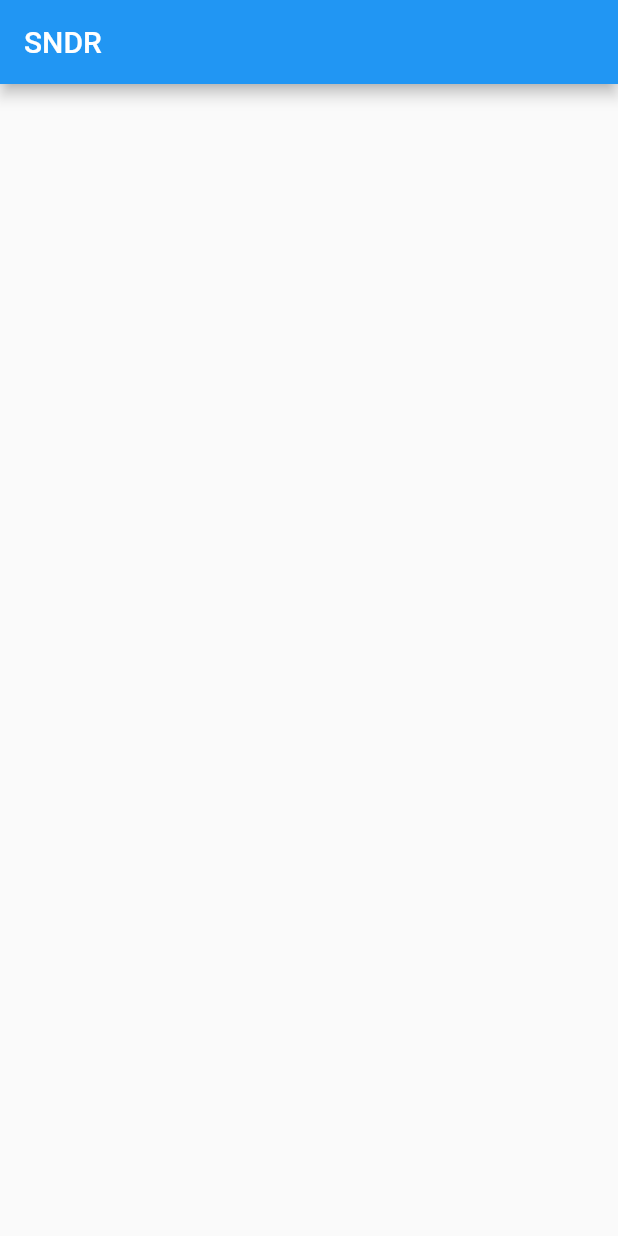
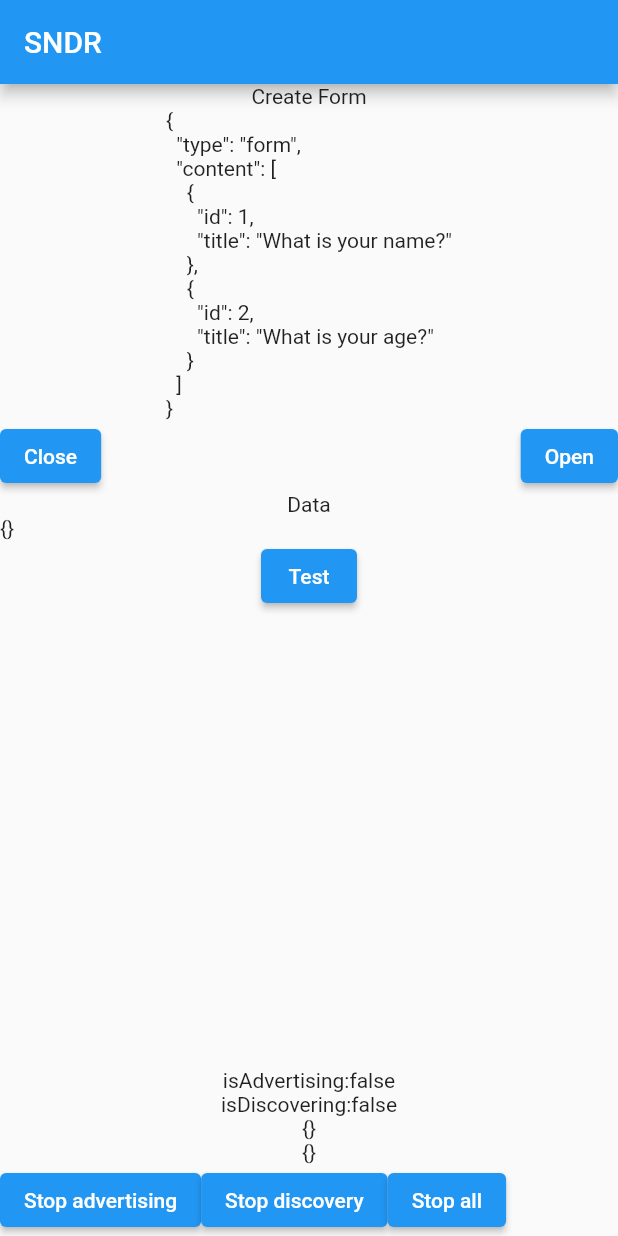
Before and after one commit to Crazzygamerr/SNDR, a Flutter app: the screen it shows after launch, on a phone screen of 412 x 824 dp. Run offline on Flutter 3.47's test engine with Material 2 defaults, Android fonts, the phone set to English and light mode, and no system bars; our stand-ins replace image_picker; missing offline and left inert: nearby_connections.

Commit message:
feature: Form v1 - Working

```diff
--- /dev/null
+++ b/lib/CreateForm.dart
@@ -0,0 +1,88 @@
+import 'dart:convert';
+import 'dart:developer' as developer;
+import 'package:flutter/material.dart';
+import 'package:sdl/NearbyService.dart';
+import 'package:provider/provider.dart';
+
+class CreateForm extends StatefulWidget {
+  const CreateForm({Key? key}) : super(key: key);
+
+  @override
+  State<CreateForm> createState() => _CreateFormState();
+}
+
+class _CreateFormState extends State<CreateForm> {
+
+  Map<String, dynamic> form = {
+    "type": "form",
+    // "type": "attendance",
+    // "type": "camera",
+    // "type": "file","
+    "content": [
+      {
+        "id": 1,
+        "title": "What is your name?",
+      },
+      {
+        "id": 2,
+        "title": "What is your age?",
+      }
+    ]
+  };
+
+  // @override
+  // void initState() {
+  //   super.initState();
+  //   form["device_id"] = context.read<NearbyService>().userName;
+  // }
+
+  @override
+  void dispose() {
+    NearbyService().stopAdvertising();
+    super.dispose();
+  }
+
+  @override
+  Widget build(BuildContext context) {
+    return Column(
+      children: [
+        Text('Create Form'),
+        Text(new JsonEncoder.withIndent("  ").convert(form)),
+        Row(
+          mainAxisAlignment: MainAxisAlignment.spaceBetween,
+          children: [
+            ElevatedButton(
+              onPressed: () {
+                NearbyService().stopAdvertising();
+              },
+              child: const Text('Close'),
+            ),
+            ElevatedButton(
+              onPressed: () {
+                NearbyService().startAdvertising(form);
+              },
+              child: const Text('Open'),
+            ),
+          ],
+        ),
+        Text("Data"),
+        ListView.builder(
+          itemCount: context.watch<NearbyService>().payloads.length,
+          shrinkWrap: true,
+          itemBuilder: (context, index) {
+            return Text(context.watch<NearbyService>().payloads[index].toString());
+          },
+        ),
+
+        ElevatedButton(
+          onPressed: () {
+            // developer.log(jsonEncode(form).runtimeType.toString());
+            // developer.log(jsonDecode('{"type":"form","fields":[{"id":1,"title":"What is your name?"},{"id":2,"title":"What is your age?"}]}').runtimeType.toString());
+            developer.log(context.read<NearbyService>().payloads.toString());
+          },
+          child: const Text('Test'),
+        ),
+      ],
+    );
+  }
+}
--- a/lib/main.dart
+++ b/lib/main.dart
@@ -1,5 +1,6 @@
 import 'package:flutter/material.dart';
 import 'package:provider/provider.dart';
+import 'package:sdl/CreateForm.dart';
 import 'package:sdl/Devices.dart';
 import 'package:sdl/FormPage.dart';
 import 'package:sdl/Home.dart';
@@ -16,23 +17,6 @@ class MyApp extends StatefulWidget {
 }
 
 class MyAppState extends State<MyApp> {
-
-  PageController pageController = PageController();
-
-  @override
-  void initState() {
-    super.initState();
-    // add a listener that changes the page when nearbyState changes
-    // context.watch<NearbyService>().addListener(() {
-    //   if(context.watch<NearbyService>().payload.containsKey('type')) {
-    //     // pageController.jumpToPage();
-    //   }
-    // });
-    // Wait for widgets to be built
-    // WidgetsBinding.instance.addPostFrameCallback((_) {
-    //   context.watch<NearbyService>().pageController = pageController;
-    // });
-  }
 
   @override
   Widget build(BuildContext context) {
@@ -53,18 +37,98 @@ class MyAppState extends State<MyApp> {
         ),
         body: ChangeNotifierProvider(
           create: (context) => NearbyService(),
+          child: PageViewWidget(),
+        ),
+      ),
+    );
+  }
+}
+
+// new stateful widget
+class PageViewWidget extends StatefulWidget {
+  const PageViewWidget({Key? key}) : super(key: key);
+
+  @override
+  PageViewWidgetState createState() => PageViewWidgetState();
+}
+
+class PageViewWidgetState extends State<PageViewWidget> {
+
+  PageController pageController = PageController();
+
+  @override
+  void initState() {
+    super.initState();
+    // add a listener that changes the page when nearbyState changes
+    // context.watch<NearbyService>().addListener(() {
+    //   if(context.watch<NearbyService>().payload.containsKey('type')) {
+    //     // pageController.jumpToPage();
+    //   }
+    // });
+    // Wait for widgets to be built
+    WidgetsBinding.instance.addPostFrameCallback((_) {
+      // context.watch<NearbyService>().pageController = pageController;
+      // Provider.of<NearbyService>(context, listen: false).pageController = pageController;
+      // add a listener that changes the page when nearbyState changes
+      context.read<NearbyService>().addListener(() {
+        if(
+          // context.read<NearbyService>().connectedDevice != null
+          context.read<NearbyService>().connectedDevices.isNotEmpty
+          // || context.read<NearbyService>().payload.containsKey('type')
+          // || context.read<NearbyService>().payloads.isNotEmpty
+          ) {
+          // pageController.jumpToPage(2);
+        } else {
+          // pageController.jumpToPage(1);
+        }
+      });
+    });
+  }
+
+  @override
+  Widget build(BuildContext context) {
+    return Column(
+      children: [
+        Expanded(
           child: PageView(
-            // physics: const NeverScrollableScrollPhysics(),
             controller: pageController,
+            // physics: NeverScrollableScrollPhysics(),
             children: const <Widget>[
               // Home(),
+              CreateForm(),
               Devices(),
               FormPage(),
               TempPage(),
             ],
           ),
         ),
-      ),
+        Text("isAdvertising:" + context.watch<NearbyService>().isAdvertising.toString()),
+        Text("isDiscovering:" + context.watch<NearbyService>().isDiscovering.toString()),
+        Text(context.watch<NearbyService>().foundDevices.toString()),
+        Text(context.watch<NearbyService>().connectedDevices.toString()),
+        Row(
+          children: [
+            ElevatedButton(
+              onPressed: () {
+                NearbyService().stopAdvertising();
+              },
+              child: const Text('Stop advertising'),
+            ),
+            ElevatedButton(
+              onPressed: () {
+                NearbyService().stopDiscovery();
+              },
+              child: const Text('Stop discovery'),
+            ),
+            ElevatedButton(
+              onPressed: () {
+                NearbyService().stopAllEndpoints();
+              },
+              child: const Text('Stop all'),
+            ),
+          ],
+        ),
+      ],
     );
   }
 }
```
Also changed, not shown: lib/Devices.dart (+10 -1 lines), lib/FormPage.dart (+17 -3 lines), lib/NearbyService.dart (+126 -42 lines), lib/TempPage.dart (+52 -48 lines), 1 other file.
